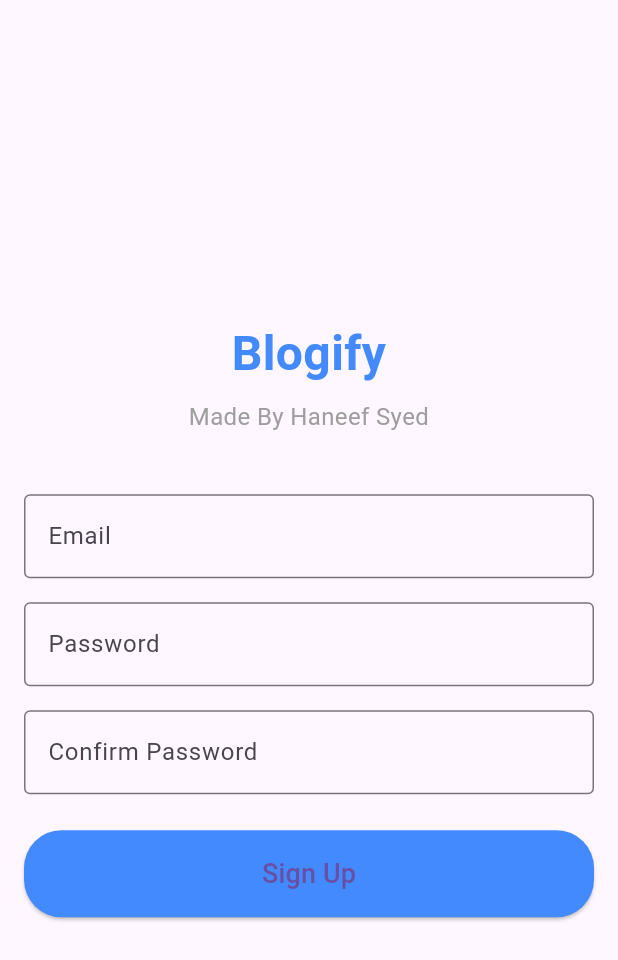
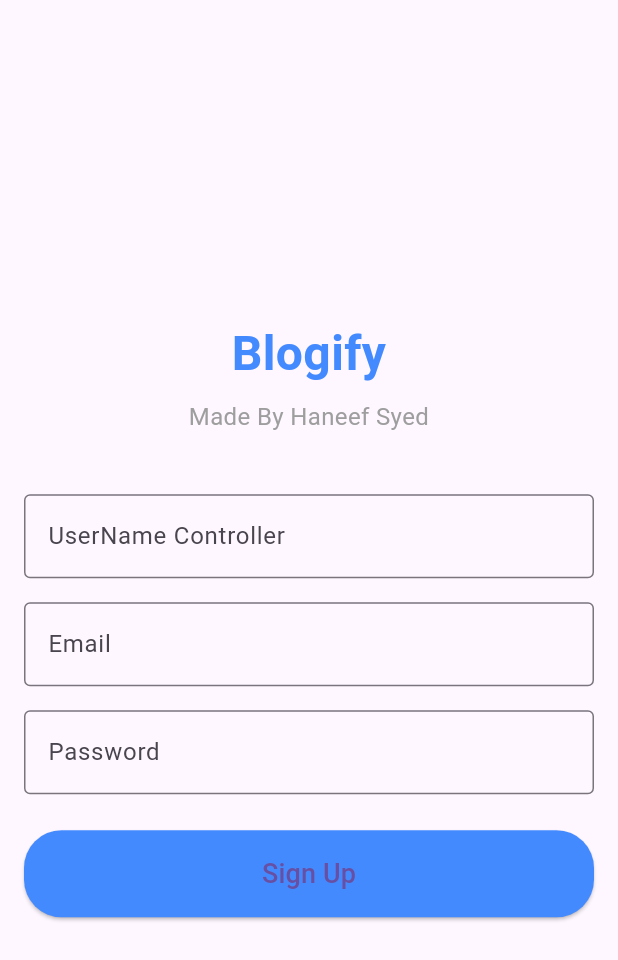
Before and after one commit to Anes2021/myB_blog_application, a Flutter app: the SignUpScreen screen opened directly, after a tap on "Sign Up", on a phone screen of 412 x 824 dp. Shown: the top 960 px of the screen. Run offline on Flutter 3.47's test engine with Material 3 defaults, Android fonts, the phone set to English and light mode, and no system bars; our stand-ins replace cherry_toast, cloud_firestore, firebase_auth, firebase_core, firebase_storage, google_fonts and 1 more; accounts and stored records are empty; network calls fail.

Commit message:
added logic for sign up screen

```diff
--- a/lib/main.dart
+++ b/lib/main.dart
@@ -2,7 +2,7 @@ import 'dart:async';
 
 import 'package:firebase_core/firebase_core.dart';
 import 'package:flutter/material.dart';
-import 'package:mustaqim/screens/home_screen.dart';
+import 'package:mustaqim/screens/auth/registration_screen.dart';
 
 Future<void> main() async {
   WidgetsFlutterBinding.ensureInitialized();
@@ -15,6 +15,6 @@ class MainApp extends StatelessWidget {
 
   @override
   Widget build(BuildContext context) {
-    return const HomeScreen();
+    return const MaterialApp(home: SignUpScreen());
   }
 }
--- a/lib/screens/auth/registration_screen.dart
+++ b/lib/screens/auth/registration_screen.dart
@@ -1,7 +1,26 @@
+import 'package:cherry_toast/cherry_toast.dart';
+import 'package:cloud_firestore/cloud_firestore.dart';
+import 'package:firebase_auth/firebase_auth.dart';
 import 'package:flutter/material.dart';
+import 'package:mustaqim/screens/auth/login_screen.dart';
 
-class SignUpScreen extends StatelessWidget {
+class SignUpScreen extends StatefulWidget {
   const SignUpScreen({super.key});
+
+  @override
+  State<SignUpScreen> createState() => _SignUpScreenState();
+}
+
+class _SignUpScreenState extends State<SignUpScreen> {
+  //* 1: create an instance
+  final FirebaseAuth auth = FirebaseAuth.instance;
+  final FirebaseFirestore firestore = FirebaseFirestore.instance;
+  //* 2: Controllers
+  final TextEditingController emailController = TextEditingController();
+  final TextEditingController passwordController = TextEditingController();
+  final TextEditingController userNameController = TextEditingController();
+  //* 4: create waiting bools
+  bool isSubmit = false;
 
   @override
   Widget build(BuildContext context) {
@@ -31,33 +50,34 @@ class SignUpScreen extends StatelessWidget {
               ),
             ),
             const SizedBox(height: 40),
-            const TextField(
-              decoration: InputDecoration(
+            TextField(
+              controller: userNameController,
+              decoration: const InputDecoration(
+                labelText: 'UserName Controller',
+                border: OutlineInputBorder(),
+              ),
+              obscureText: true,
+            ),
+            const SizedBox(height: 16),
+            TextField(
+              controller: emailController,
+              decoration: const InputDecoration(
                 labelText: 'Email',
                 border: OutlineInputBorder(),
               ),
             ),
             const SizedBox(height: 16),
-            const TextField(
-              decoration: InputDecoration(
+            TextField(
+              controller: passwordController,
+              decoration: const InputDecoration(
                 labelText: 'Password',
-                border: OutlineInputBorder(),
-              ),
-              obscureText: true,
-            ),
-            const SizedBox(height: 16),
-            const TextField(
-              decoration: InputDecoration(
-                labelText: 'Confirm Password',
                 border: OutlineInputBorder(),
               ),
               obscureText: true,
             ),
             const SizedBox(height: 24),
             ElevatedButton(
-              onPressed: () {
-                // Handle sign-up action
-              },
+              onPressed: isSubmit ? null : _register,
               style: ElevatedButton.styleFrom(
                 padding: const EdgeInsets.all(16),
                 shape: RoundedRectangleBorder(
@@ -65,9 +85,9 @@ class SignUpScreen extends StatelessWidget {
                 ),
                 backgroundColor: Colors.blueAccent,
               ),
-              child: const Text(
-                'Sign Up',
-                style: TextStyle(fontSize: 18),
+              child: Text(
+                isSubmit ? "WAIT .." : 'Sign Up',
+                style: const TextStyle(fontSize: 18),
               ),
             ),
           ],
@@ -75,4 +95,102 @@ class SignUpScreen extends StatelessWidget {
       ),
     );
   }
+
+  //* 3: Create the submission function
+  Future<void> _register() async {
+    setState(() {
+      isSubmit = true;
+    });
+    //* start
+    //! validation
+    if (emailController.text.trim().isEmpty ||
+        userNameController.text.trim().isEmpty ||
+        passwordController.text.trim().isEmpty) {
+      //
+      CherryToast.warning(
+        description: const Text("PLEASE FILL ALL FIELDS"),
+      );
+
+      setState(() {
+        isSubmit = false;
+      });
+
+      return;
+    }
+
+    //! register
+    try {
+      await auth.createUserWithEmailAndPassword(
+          email: emailController.text.trim(),
+          password: passwordController.text.trim());
+
+      //* special case
+      final String id = auth.currentUser!.uid;
+
+      final UserModel userModel = UserModel(
+          id: id,
+          userName: userNameController.text.trim(),
+          email: emailController.text.trim(),
+          password: passwordController.text.trim(),
+          createdAt: DateTime.now());
+
+      //* send to firestore
+      await firestore.collection("users").doc(id).set(userModel.toJson());
+
+      CherryToast.success(
+        description: const Text("REGISTRATION COMPLETED"),
+      );
+
+      Navigator.of(context).pushReplacement(MaterialPageRoute(
+        builder: (context) => const LoginScreen(),
+      ));
+    } on FirebaseAuthException catch (e) {
+      CherryToast.success(
+        description: Text(e.code.toString()),
+      );
+    }
+
+    // * end
+    setState(() {
+      isSubmit = false;
+    });
+  }
 }
+
+class UserModel {
+  final String id;
+  final String userName;
+  final String email;
+  final String password;
+  final DateTime createdAt;
+
+  UserModel({
+    required this.id,
+    required this.userName,
+    required this.email,
+    required this.password,
+    required this.createdAt,
+  });
+
+  // Convert a UserModel instance to a Map (JSON)
+  Map<String, dynamic> toJson() {
+    return {
+      'id': id,
+      'userName': userName,
+      'email': email,
+      'password': password,
+      'createdAt': createdAt.toIso8601String(),
+    };
+  }
+
+  // Create a UserModel instance from a Map (JSON)
+  factory UserModel.fromJson(Map<String, dynamic> json) {
+    return UserModel(
+      id: json['id'],
+      userName: json['userName'],
+      email: json['email'],
+      password: json['password'],
+      createdAt: DateTime.parse(json['createdAt']),
+    );
+  }
+}
--- a/lib/screens/blog_screen.dart
+++ b/lib/screens/blog_screen.dart
@@ -134,12 +134,12 @@ class _BlogScreenState extends State<BlogScreen> {
                                                     final String deviceId =
                                                         await _getDeviceId();
 
-                                                    List listOfLikes = widget
+                                                    List newListOfLikes = widget
                                                         .blogModel.listOfLikes;
 
                                                     if (isLiked) {
                                                       // unLike
-                                                      listOfLikes
+                                                      newListOfLikes
                                                           .remove(deviceId);
                                                       await FirebaseFirestore
                                                           .instance
@@ -148,12 +148,13 @@ class _BlogScreenState extends State<BlogScreen> {
                                                               .blogModel.id)
                                                           .update({
                                                         "listOfLikes":
-                                                            listOfLikes
+                                                            newListOfLikes
                                                       });
                                                     } else {
                                                       // like
 
-                                                      listOfLikes.add(deviceId);
+                                                      newListOfLikes
+                                                          .add(deviceId);
                                                       await FirebaseFirestore
                                                           .instance
                                                           .collection("blogs")
@@ -161,7 +162,7 @@ class _BlogScreenState extends State<BlogScreen> {
                                                               .blogModel.id)
                                                           .update({
                                                         "listOfLikes":
-                                                            listOfLikes
+                                                            newListOfLikes
                                                       });
                                                     }
 
--- a/pubspec.yaml
+++ b/pubspec.yaml
@@ -10,6 +10,7 @@ dependencies:
   cherry_toast: ^1.11.0
   cloud_firestore:
   device_info_plus: ^10.1.2
+  firebase_auth: ^4.16.0
   firebase_core:
   firebase_storage:
   flutter:
```
Also changed, not shown: pubspec.lock, 4 other files.
